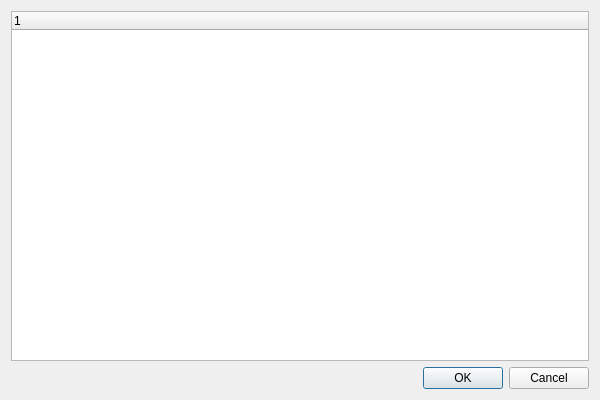
Above: Tacktech_Manager/ui/Edit_Playlist.ui from HP-xyz/tacktech before the change. Below: the same form after it.
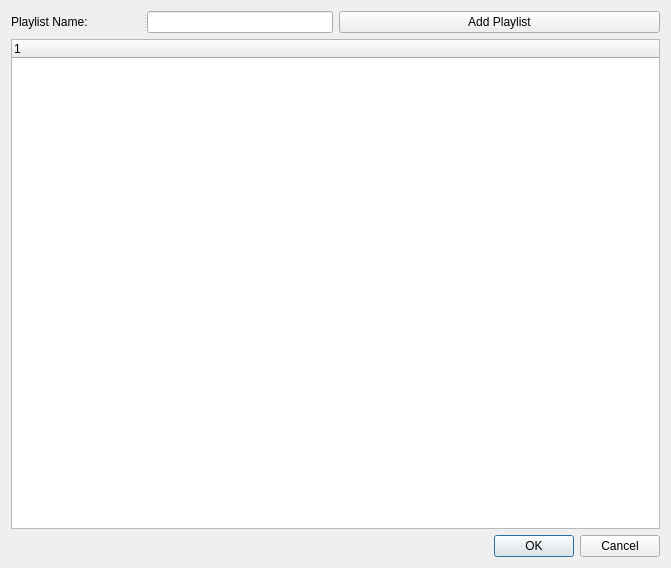
That is the form after the change.

Commit message: First phase of playlist editing added.

The edit to the form file:
```diff
--- a/Tacktech_Manager/ui/Edit_Playlist.ui
+++ b/Tacktech_Manager/ui/Edit_Playlist.ui
@@ -6,22 +6,28 @@
    <rect>
     <x>0</x>
     <y>0</y>
-    <width>600</width>
-    <height>400</height>
+    <width>671</width>
+    <height>568</height>
    </rect>
   </property>
   <property name="windowTitle">
    <string>Edit_Playlist</string>
   </property>
   <layout class="QGridLayout" name="gridLayout">
-   <item row="1" column="1">
-    <widget class="QDialogButtonBox" name="buttonBox">
-     <property name="standardButtons">
-      <set>QDialogButtonBox::Cancel|QDialogButtonBox::Ok</set>
+   <item row="1" column="0">
+    <widget class="QSplitter" name="splitter_2">
+     <property name="orientation">
+      <enum>Qt::Horizontal</enum>
      </property>
+     <widget class="QLabel" name="label_2">
+      <property name="text">
+       <string>Playlist Name:</string>
+      </property>
+     </widget>
+     <widget class="QLineEdit" name="lineEdit"/>
     </widget>
    </item>
-   <item row="0" column="1">
+   <item row="2" column="0" colspan="2">
     <widget class="QTreeWidget" name="playlist_tree_widget">
      <column>
       <property name="text">
@@ -30,6 +36,20 @@
      </column>
     </widget>
    </item>
+   <item row="1" column="1">
+    <widget class="QPushButton" name="add_playlist_pushbutton">
+     <property name="text">
+      <string>Add Playlist</string>
+     </property>
+    </widget>
+   </item>
+   <item row="3" column="1">
+    <widget class="QDialogButtonBox" name="buttonBox">
+     <property name="standardButtons">
+      <set>QDialogButtonBox::Cancel|QDialogButtonBox::Ok</set>
+     </property>
+    </widget>
+   </item>
   </layout>
  </widget>
  <layoutdefault spacing="6" margin="11"/>
```
The commit also changes 18 other files.
